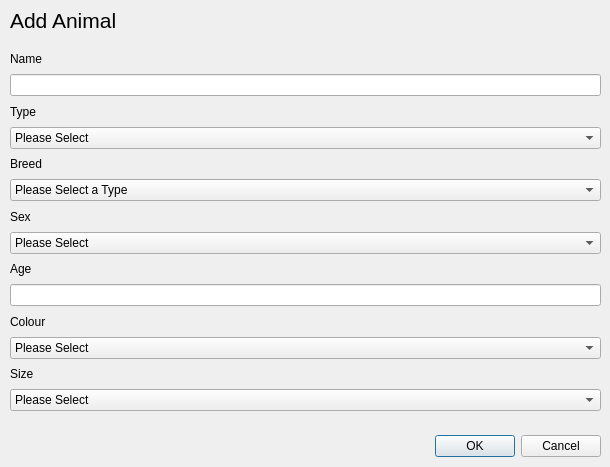
cameronhawtin/Animal-Farm-cuACS, file guitest/addanimal.ui: the form before one commit.
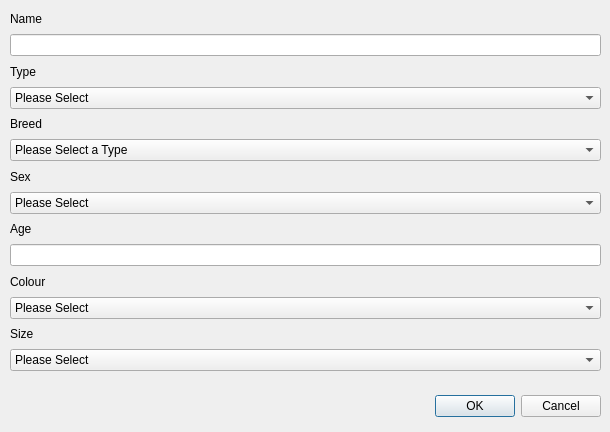
The form after the commit.

Commit message: Removed Add Animal label 2

```diff
--- a/guitest/addanimal.ui
+++ b/guitest/addanimal.ui
@@ -7,7 +7,7 @@
     <x>0</x>
     <y>0</y>
     <width>610</width>
-    <height>467</height>
+    <height>432</height>
    </rect>
   </property>
   <property name="windowTitle">
@@ -20,7 +20,7 @@
    <property name="geometry">
     <rect>
      <x>260</x>
-     <y>430</y>
+     <y>390</y>
      <width>341</width>
      <height>32</height>
     </rect>
@@ -32,24 +32,6 @@
     <set>QDialogButtonBox::Cancel|QDialogButtonBox::Ok</set>
    </property>
   </widget>
-  <widget class="QLabel" name="addAnimalLabel">
-   <property name="geometry">
-    <rect>
-     <x>10</x>
-     <y>10</y>
-     <width>181</width>
-     <height>21</height>
-    </rect>
-   </property>
-   <property name="font">
-    <font>
-     <pointsize>16</pointsize>
-    </font>
-   </property>
-   <property name="text">
-    <string>Add Animal</string>
-   </property>
-  </widget>
   <widget class="QWidget" name="layoutWidget">
    <property name="enabled">
     <bool>true</bool>
@@ -57,7 +39,7 @@
    <property name="geometry">
     <rect>
      <x>10</x>
-     <y>50</y>
+     <y>10</y>
      <width>591</width>
      <height>361</height>
     </rect>
```
